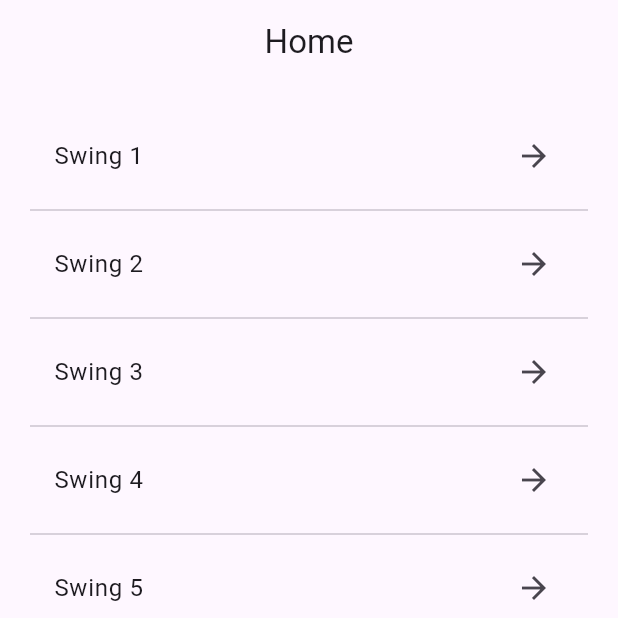
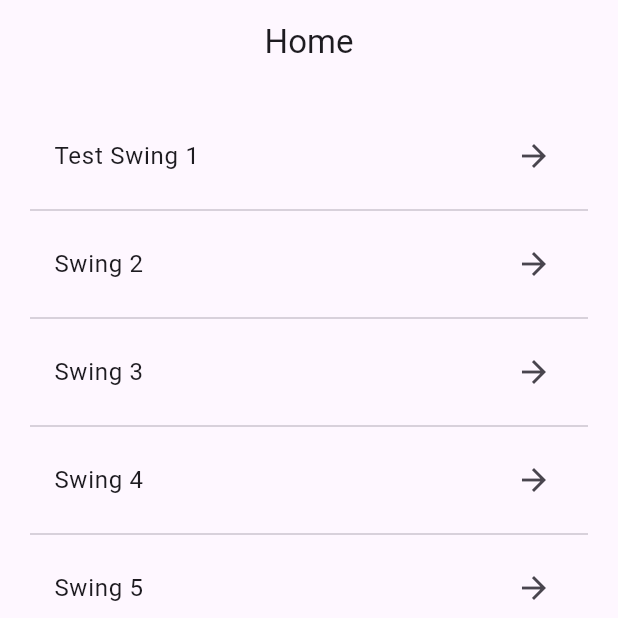
Before and after one commit to DiogoCunhaCardoso/hack_motion_project, a Flutter app: the screen it shows after launch, on a phone screen of 412 x 824 dp, the top half of it. Run offline on Flutter 3.47's test engine with Material 3 defaults, Android fonts, the phone set to English and light mode, and no system bars; our stand-ins replace flutter_bloc; project files that could hold a hidden picture were left out.

Commit message:
cubit setup done
home page gets info from state management now

```diff
--- /dev/null
+++ b/lib/cubit/swing_cubit.dart
@@ -0,0 +1,18 @@
+import 'package:flutter_bloc/flutter_bloc.dart';
+
+// TODO: change to swingModel when using the actual data
+class SwingListCubit extends Cubit<List<String>> {
+  SwingListCubit() : super([]);
+
+  static const List<String> swingNames = [
+    "Test Swing 1",
+    "Swing 2",
+    "Swing 3",
+    "Swing 4",
+    "Swing 5",
+  ];
+
+  void loadSwings(List<String> swings) {
+    emit(swings);
+  }
+}
--- a/lib/data/mapper/swing_mapper.dart
+++ b/lib/data/mapper/swing_mapper.dart
@@ -11,8 +11,8 @@ class SwingMapper {
   factory SwingMapper.fromJson(Map<String, dynamic> json) {
     final params = json['parameters'] as Map<String, dynamic>;
 
-    final flexEx = params['HFA_crWrFlexEx']['values'] as List? ?? [];
-    final ulnRad = params['HFA_crWrRadUln']['values'] as List? ?? [];
+    final flexEx = params['HFA_crWrFlexEx']['values'] as List<double>? ?? [];
+    final ulnRad = params['HFA_crWrRadUln']['values'] as List<double>? ?? [];
 
     return SwingMapper(
       flexionExtension: flexEx.map((e) => (e as num).toDouble()).toList(),
--- a/lib/presentation/home/home_view.dart
+++ b/lib/presentation/home/home_view.dart
@@ -1,17 +1,11 @@
 import 'package:flutter/material.dart';
+import 'package:flutter_bloc/flutter_bloc.dart';
+import 'package:hack_motion_project/cubit/swing_cubit.dart';
 import 'package:hack_motion_project/presentation/swing_details/swing_details.dart';
 import 'package:hack_motion_project/routing/routes.dart';
 
 class HomeView extends StatelessWidget {
   const HomeView({super.key});
-
-  static const List<String> swingNames = [
-    "Swing 1",
-    "Swing 2",
-    "Swing 3",
-    "Swing 4",
-    "Swing 5",
-  ];
 
   @override
   Widget build(BuildContext context) {
@@ -21,11 +15,18 @@ class HomeView extends StatelessWidget {
         title: Text("Home"),
         centerTitle: true,
       ),
-      body: ListView.builder(
+      // TODO: change to list of swings when real data is on
+      body: BlocBuilder<SwingListCubit, List<String>>(
+        builder: (context, swings) {
+          if (swings.isEmpty) {
+            return Center(child: CircularProgressIndicator());
+          }
+
+          return ListView.builder(
             padding: const EdgeInsets.all(20),
-        itemCount: swingNames.length,
+            itemCount: swings.length,
             itemBuilder: (context, index) {
-          final currentSwingName = swingNames[index];
+              final currentSwingName = swings[index];
 
               return Column(
                 children: [
@@ -35,7 +36,9 @@ class HomeView extends StatelessWidget {
                         () => Navigator.pushNamed(
                           context,
                           RouteNames.swingDetails,
-                      arguments: SwingArguments(swingName: currentSwingName),
+                          arguments: SwingArguments(
+                            swingName: currentSwingName,
+                          ),
                         ),
                     trailing: Icon(Icons.adaptive.arrow_forward),
                   ),
@@ -43,6 +46,8 @@ class HomeView extends StatelessWidget {
                 ],
               );
             },
+          );
+        },
       ),
     );
   }
--- a/pubspec.yaml
+++ b/pubspec.yaml
@@ -34,6 +34,7 @@ dependencies:
   # The following adds the Cupertino Icons font to your application.
   # Use with the CupertinoIcons class for iOS style icons.
   cupertino_icons: ^1.0.8
+  flutter_bloc: ^9.1.1
 
 dev_dependencies:
   flutter_test:
```
Also changed, not shown: lib/main.dart (+8 -1 lines), pubspec.lock. Lines whose indentation alone changed are shown as unchanged.
